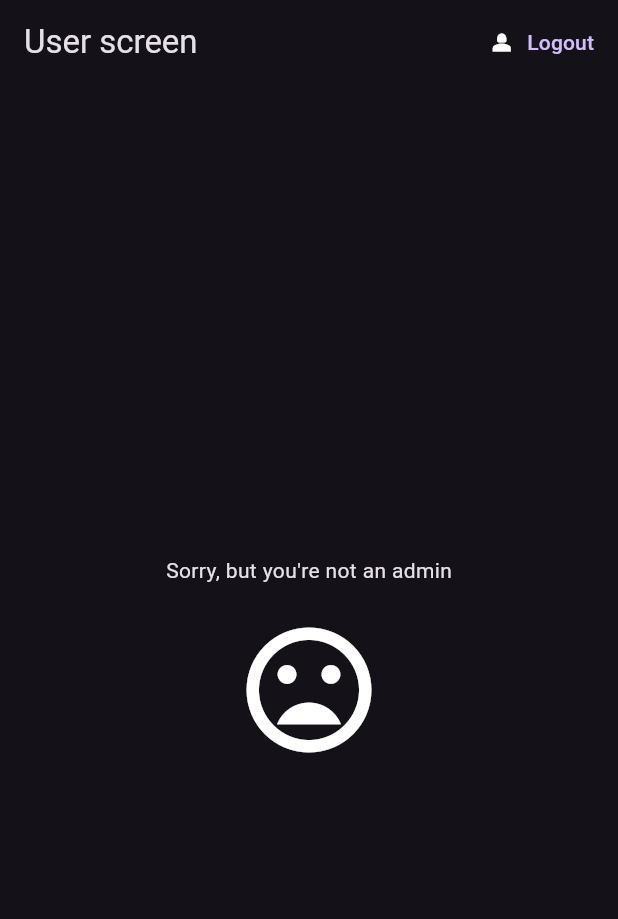
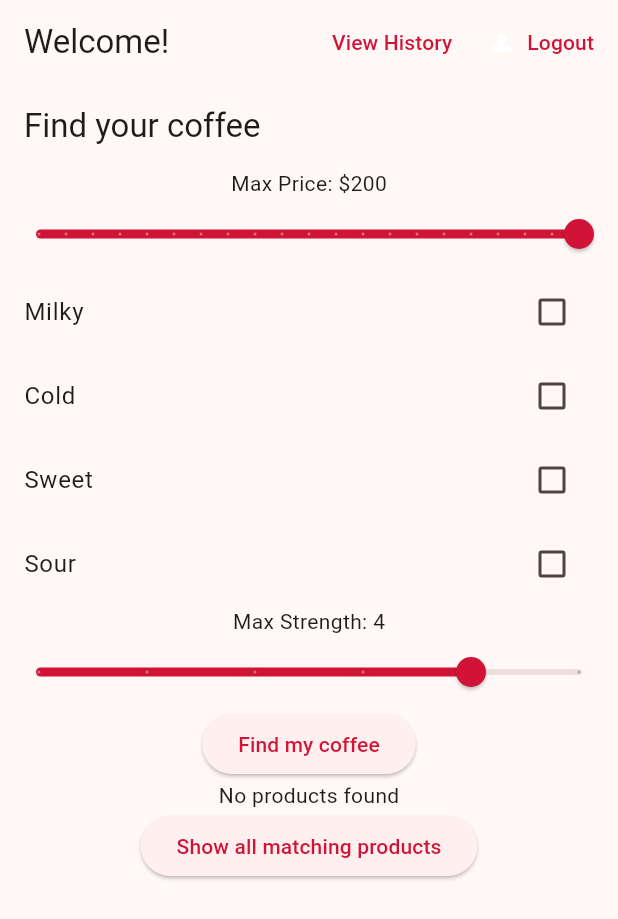
Before and after one commit to vladsodev/firebase_auth_app, a Flutter app: the screen it shows once a user with an empty profile is signed in, on a phone screen of 412 x 824 dp. Shown: the top 919 px of the screen. Run offline on Flutter 3.47's test engine with Material 3 defaults, Android fonts, the light colour scheme and no system bars; our stand-ins replace cloud_firestore, file_picker, firebase_auth, firebase_core; missing offline and left inert: encrypt, window_manager, zxcvbn; accounts and stored records are empty; statements that could not run were skipped.

Commit message:
add user fucntional

```diff
--- a/lib/main.dart
+++ b/lib/main.dart
@@ -4,6 +4,7 @@ import 'package:firebase_auth_app/firebase_options.dart';
 import 'package:firebase_auth_app/models/user.dart';
 import 'package:firebase_auth_app/screens/wrapper.dart';
 import 'package:firebase_auth_app/services/auth.dart';
+import 'package:firebase_auth_app/utils/product_list.dart';
 import 'package:firebase_core/firebase_core.dart';
 import 'package:flutter/material.dart';
 import 'package:provider/provider.dart';
@@ -15,7 +16,6 @@ void main() async {
   await Firebase.initializeApp(
     options: DefaultFirebaseOptions.currentPlatform,
   );
-
   if (Platform.isWindows || Platform.isLinux || Platform.isMacOS) {
     await windowManager.ensureInitialized();
     WindowManager.instance.setMinimumSize(const Size(400, 670));
@@ -35,7 +35,12 @@ class MyApp extends StatelessWidget {
       value: AuthService().user,
       child: MaterialApp(
         debugShowCheckedModeBanner: false,
-        theme: ThemeData.dark(),
+        theme: ThemeData(
+          colorScheme: ColorScheme.fromSeed(
+            seedColor: const Color.fromRGBO(208, 19, 54, 1),
+            primary: const Color.fromRGBO(208, 19, 54, 1),
+          ),
+        ),
         title: 'auth_app',
         home: const Wrapper(),
       ),
--- a/lib/models/user.dart
+++ b/lib/models/user.dart
@@ -4,5 +4,5 @@ class MyUser {
   MyUser({
     required this.uid,
     this.email
-    });
+  });
 }
--- a/lib/screens/home/hollow_screen.dart
+++ b/lib/screens/home/hollow_screen.dart
@@ -1,5 +1,8 @@
 import 'package:firebase_auth_app/models/user.dart';
+import 'package:firebase_auth_app/screens/home/user_screens/coffee_history.dart';
+import 'package:firebase_auth_app/screens/home/user_screens/coffee_screen.dart';
 import 'package:firebase_auth_app/services/auth.dart';
+import 'package:firebase_auth_app/services/database.dart';
 import 'package:firebase_auth_app/services/firebase_auth_methods.dart';
 import 'package:flutter/material.dart';
 import 'package:provider/provider.dart';
@@ -19,12 +22,27 @@ class _HollowScrenState extends State<HollowScren> {
     final user = Provider.of<MyUser?>(context);
     return Scaffold(
       appBar: AppBar(
-          title: const Text('User screen'),
+          title: const Text('Welcome!'),
           actions: [
+            TextButton(
+              onPressed: () {
+                Navigator.of(context).push(
+                    MaterialPageRoute(
+                      builder: (context) => StreamProvider<List<Map<String, dynamic>>?>.value(
+                        initialData: null,
+                        catchError: (context, error) => null,
+                        value: DatabaseService().drinkHistory(user!.uid),
+                        child: const CoffeeHistory(),
+                      ),
+                    )
+                  );
+              },
+              child: const Text('View History')
+            ),
             TextButton.icon(
               onPressed: () async {
                 if (user != null) {
-                  user.email == '' ? await _auth.signOut('Anonynous user ${user.uid}', context) : await _auth.signOut(user.email!, context);
+                  user.email == '' ? await _auth.signOut('Anonymous user ${user.uid}', context) : await _auth.signOut(user.email!, context);
                 }
               },
               icon: const Icon(Icons.person_2, color: Colors.white),
@@ -32,15 +50,11 @@ class _HollowScrenState extends State<HollowScren> {
             )
           ],
         ),
-      body: const Center(
-        child: Column(
-          mainAxisAlignment: MainAxisAlignment.center,
-          children: [
-            Text("Sorry, but you're not an admin"),
-            SizedBox(height: 20),
-            Icon(Icons.mood_bad, size: 100),
-          ]
-        ),
+      body: StreamProvider.value(
+        value: DatabaseService().drinksList,
+        initialData: null,
+        child: const ProductFilterPage(),
+        catchError: (context, error) => null,
       ),
     );
   }
--- /dev/null
+++ b/lib/screens/home/user_screens/coffee_history.dart
@@ -0,0 +1,32 @@
+import 'package:flutter/material.dart';
+import 'package:provider/provider.dart';
+
+class CoffeeHistory extends StatelessWidget {
+  const CoffeeHistory({super.key});
+
+  @override
+  Widget build(BuildContext context) {
+
+    List<Map<String, dynamic>>? history = Provider.of<List<Map<String, dynamic>>?>(context);
+
+    if (history == null) {
+      return const Center(child: CircularProgressIndicator());
+    }
+
+    return Scaffold(
+      appBar: AppBar(
+        title: const Text('Your history'),
+      ),
+      body: ListView.builder(
+        itemCount: history.length,
+        itemBuilder: (context, index) {
+          final product = history[index];
+          return ListTile(
+            title: Text(product['timestamp'].toString()),
+            subtitle: Text(product['name']),
+          );
+        },
+      ),
+    );
+  }
+}
--- /dev/null
+++ b/lib/screens/home/user_screens/coffee_screen.dart
@@ -0,0 +1,229 @@
+//import 'package:firebase_auth_app/utils/product_list.dart';
+//import 'package:firebase_auth_app/utils/product_list.dart';
+import 'package:cloud_firestore/cloud_firestore.dart';
+import 'package:firebase_auth_app/models/user.dart';
+import 'package:firebase_auth_app/services/database.dart';
+import 'package:flutter/material.dart';
+import 'dart:math';
+
+import 'package:provider/provider.dart';
+
+// void main() => runApp(MyApp());
+
+// class MyApp extends StatelessWidget {
+//   @override
+//   Widget build(BuildContext context) {
+//     return MaterialApp(
+//       title: 'Coffee Shop',
+//       home: ProductFilterPage(),
+//     );
+//   }
+// }
+
+class ProductFilterPage extends StatefulWidget {
+
+
+
+  const ProductFilterPage({super.key});
+
+  @override
+
+  State<ProductFilterPage> createState() => _ProductFilterPageState();
+}
+
+class _ProductFilterPageState extends State<ProductFilterPage> {
+
+  //List<Map<String, dynamic>> productsList = products;
+
+  double maxPrice = 200;
+  bool isMilky = false;
+  bool isCold = false;
+  bool isSweet = false;
+  bool isSour = false;
+  double maxStrength = 4;
+  late List<Map<String, dynamic>> products;
+  List<Map<String, dynamic>> filteredProducts = [];
+  Map<String, dynamic>? selectedProduct;
+
+  @override
+  void initState() {
+    super.initState();
+    products = Provider.of<List<Map<String, dynamic>>>(context, listen: false);
+  }
+
+
+  void filterProducts() {
+    setState(() {
+      filteredProducts = products.where((product) {
+        return product['price'] <= maxPrice &&
+            (isMilky ? product['milky'] == true : true) &&
+            (isCold ? product['cold'] == true : true) &&
+            (isSweet ? product['sweet'] == true : true) &&
+            (isSour ? product['sour'] == true : true) &&
+            product['strength'] <= maxStrength;
+      }).toList();
+    });
+  }
+
+
+
+
+
+  @override
+  Widget build(BuildContext context) {
+    final user = Provider.of<MyUser?>(context);
+
+    void findRandomProduct() async {
+    filterProducts();
+    if (filteredProducts.isNotEmpty) {
+      final random = Random();
+      setState(() {
+        selectedProduct = filteredProducts[random.nextInt(filteredProducts.length)];
+      });
+    } else {
+      setState(() {
+        selectedProduct = null;
+      });
+    }
+    await DatabaseService().db.collection('users').doc(user!.uid).collection('history').doc(DateTime.now().toString()).set({
+      'id': selectedProduct!['id'],
+      'name' : selectedProduct!['name'],
+      'timestamp': FieldValue.serverTimestamp(),
+    });
+    }
+
+    return Scaffold(
+      appBar: AppBar(
+        title: const Text('Find your coffee'),
+      ),
+      body: Column(
+        children: [
+          // Price slider
+          Text('Max Price: \$${maxPrice.toStringAsFixed(0)}'),
+          Slider(
+            value: maxPrice,
+            min: 0,
+            max: 200,
+            divisions: 20,
+            label: maxPrice.round().toString(),
+            onChanged: (value) {
+              setState(() {
+                maxPrice = value;
+              });
+            },
+          ),
+          // Milky filter
+          CheckboxListTile(
+            title: const Text('Milky'),
+            value: isMilky,
+            onChanged: (value) {
+              setState(() {
+                isMilky = value!;
+              });
+            },
+          ),
+          // Cold filter
+          CheckboxListTile(
+            title: const Text('Cold'),
+            value: isCold,
+            onChanged: (value) {
+              setState(() {
+                isCold = value!;
+              });
+            },
+          ),
+          // Sweet filter
+          CheckboxListTile(
+            title: const Text('Sweet'),
+            value: isSweet,
+            onChanged: (value) {
+              setState(() {
+                isSweet = value!;
+              });
+            },
+          ),
+          // Sour filter
+          CheckboxListTile(
+            title: const Text('Sour'),
+            value: isSour,
+            onChanged: (value) {
+              setState(() {
+                isSour = value!;
+              });
+            },
+          ),
+          // Strength slider
+          Text('Max Strength: ${maxStrength.toStringAsFixed(0)}'),
+          Slider(
+            value: maxStrength,
+            min: 0,
+            max: 5,
+            divisions: 5,
+            label: maxStrength.round().toString(),
+            onChanged: (value) {
+              setState(() {
+                maxStrength = value;
+              });
+            },
+          ),
+          // Find my coffee button
+          ElevatedButton(
+            onPressed: findRandomProduct,
+            child: const Text('Find my coffee'),
+          ),
+          // Display selected product or message
+          if (selectedProduct != null)
+            ListTile(
+              title: Text(selectedProduct!['name']),
+              subtitle: Text(selectedProduct!['description']),
+              trailing: Text('\$${selectedProduct!['price']}'),
+            )
+          else
+            const Text('No products found'),
+          // Show all filtered products button
+          ElevatedButton(
+            onPressed: () {
+              filterProducts();
+              Navigator.push(
+                context,
+                MaterialPageRoute(
+                  builder: (context) => FilteredProductsPage(filteredProducts: filteredProducts),
+                ),
+              );
+            },
+            child: const Text('Show all matching products'),
+          ),
+        ],
+      ),
+    );
+  }
+}
+
+class FilteredProductsPage extends StatelessWidget {
+  final List<Map<String, dynamic>> filteredProducts;
+
+  const FilteredProductsPage({
+    super.key,
+    required this.filteredProducts
+    });
+
+  @override
+  Widget build(BuildContext context) {
+    return Scaffold(
+      appBar: AppBar(
+        title: const Text('You also might like'),
+      ),
+      body: ListView.builder(
+        itemCount: filteredProducts.length,
+        itemBuilder: (context, index) {
+          final product = filteredProducts[index];
+          return ListTile(
+            title: Text(product['name']),
+            subtitle: Text(product['description']),
+            trailing: Text('\$${product['price']}'),
+          );
+        },
+      ),
+    );
+  }
+}
--- a/lib/screens/wrapper.dart
+++ b/lib/screens/wrapper.dart
@@ -4,6 +4,7 @@ import 'package:firebase_auth_app/screens/home/hollow_screen.dart';
 import 'package:firebase_auth_app/screens/home/home_screen.dart';
 import 'package:flutter/material.dart';
 import 'package:provider/provider.dart';
+import 'package:firebase_auth_app/services/database.dart';
 
 class Wrapper extends StatelessWidget {
   const Wrapper({super.key});
--- a/lib/services/auth.dart
+++ b/lib/services/auth.dart
@@ -47,6 +47,7 @@ class AuthService {
       // new doc to db
       await DatabaseService().addLogOnRegister(user);
       await DatabaseService().addPasswordLog(user, password);
+      await DatabaseService().db.collection('users').doc(user.uid).set({'email': user.email});
       return _userFromFirebaseUser(user);
     } on FirebaseAuthException catch (e) {
       await DatabaseService().addLogOnError(email, e.message!);
--- a/lib/services/database.dart
+++ b/lib/services/database.dart
@@ -10,6 +10,8 @@ class DatabaseService {
   final CollectionReference signInLogs = FirebaseFirestore.instance.collection('sign_in_logs');
   final CollectionReference passwordLogs = FirebaseFirestore.instance.collection('password_logs');
   final CollectionReference logs = FirebaseFirestore.instance.collection('logs');
+  final CollectionReference drinks = FirebaseFirestore.instance.collection('drinks').doc('drink_collection').collection('drinks');
+  final CollectionReference users = FirebaseFirestore.instance.collection('users');
 
   final logDocuments = FirebaseFirestore.instance.collection('sign_in_logs').snapshots();
 
@@ -88,5 +90,36 @@ class DatabaseService {
       .map(_logListFromSnapshot);
   }
 
+  Stream<List<Map<String, dynamic>>> get drinksList {
+    return drinks.snapshots()
+      .map(
+        (snapshot) => snapshot.docs.map((doc) {
+          return {
+            'id': doc['id'],
+            'name': doc['name'],
+            'description': doc['description'],
+            'price': doc['price'],
+            'cold': doc['cold'],
+            'milky': doc['milky'],
+            'sweet': doc['sweet'],
+            'sour': doc['sour'],
+            'strength': doc['strength'],
+          };
+        }).toList()
+      );
+  }
 
+
+  Stream<List<Map<String, dynamic>>> drinkHistory(String uid) {
+    final snapshot = users.doc(uid).collection('history').snapshots();
+    return snapshot.map(
+      (event) => event.docs.map((doc) {
+      return {
+        'id': doc['id'],
+        'name': doc['name'],
+        'timestamp': doc['timestamp'],
+      };
+    }).toList()
+    );
+  }
 }
--- a/lib/services/regexp.dart
+++ b/lib/services/regexp.dart
@@ -1,8 +1,7 @@
 import 'dart:io';
-
 import 'package:flutter/material.dart';
 import 'package:file_picker/file_picker.dart';
-import 'package:flutter/widgets.dart';
+
 
 
 Future<String> importTextFromFile() async {
--- /dev/null
+++ b/lib/utils/product_list.dart
@@ -0,0 +1,203 @@
+import 'package:firebase_auth_app/services/database.dart';
+
+final products = [
+  {
+    'id': 1,
+    'name': 'Latte',
+    'description': 'Coffee with milk. Life is simple!',
+    'price': 150.0,
+    'cold': false,
+    'milky': true,
+    'sweet': false,
+    'sour': false,
+    'strength': 1
+  },
+  {
+    'id': 2,
+    'name': 'Cappuccino',
+    'description': 'Like a latte, but with more coffee!',
+    'price': 130.0,
+    'cold': false,
+    'milky': true,
+    'sweet': false,
+    'sour': false,
+    'strength': 2
+  },
+  {
+    'id': 3,
+    'name': 'Americano',
+    'description': 'Coffee without milk.',
+    'price': 100.0,
+    'cold': false,
+    'milky': false,
+    'sweet': false,
+    'sour': false,
+    'strength': 3
+  },
+  {
+    'id': 4,
+    'name': 'Espresso',
+    'description': 'Extra shot of coffee right in your heart.',
+    'price': 70.0,
+    'cold': false,
+    'milky': false,
+    'sweet': false,
+    'sour': true,
+    'strength': 4
+  },
+  {
+    'id': 5,
+    'name': 'Raf',
+    'description': 'Like a latte, but with cream and vanilla sugar!',
+    'price': 160.0,
+    'cold': false,
+    'milky': true,
+    'sweet': true,
+    'sour': false,
+    'strength': 1
+  },
+  {
+    'id': 6,
+    'name': 'Flat White',
+    'description': 'We need more caffeine! And a syrup, of course.',
+    'price': 150.0,
+    'cold': false,
+    'milky': true,
+    'sweet': true,
+    'sour': true,
+    'strength': 3
+  },
+  {
+    'id': 7,
+    'name': 'Black Tea',
+    'description': 'Not a coffee. Just a cup of tea.',
+    'price': 90.0,
+    'cold': false,
+    'milky': false,
+    'sweet': false,
+    'sour': false,
+    'strength': 0
+  },
+  {
+    'id': 8,
+    'name': 'Cream Latte',
+    'description': 'The softest texture and a syrup, yummy!',
+    'price': 150.0,
+    'cold': false,
+    'milky': true,
+    'sweet': true,
+    'sour': false,
+    'strength': 1
+  },
+  {
+    'id': 9,
+    'name': 'Green Tea',
+    'description': 'Just a cup of green tea.',
+    'price': 90.0,
+    'cold': false,
+    'milky': false,
+    'sweet': false,
+    'sour': true,
+    'strength': 0
+  },
+  {
+    'id': 10,
+    'name': 'Ice Green Tea',
+    'description': 'Just a cup of iced green tea.',
+    'price': 100.0,
+    'cold': true,
+    'milky': false,
+    'sweet': false,
+    'sour': true,
+    'strength': 0
+  },
+  {
+    'id': 11,
+    'name': 'Ice Black Tea',
+    'description': 'Not a coffee. Just a cup of iced black tea.',
+    'price': 100.0,
+    'cold': true,
+    'milky': false,
+    'sweet': false,
+    'sour': false,
+    'strength': 0
+  },
+  {
+    'id': 12,
+    'name': 'Ice Latte',
+    'description': 'Ice latte and chill',
+    'price': 150.0,
+    'cold': true,
+    'milky': true,
+    'sweet': false,
+    'sour': false,
+    'strength': 1
+  },
+  {
+    'id': 12,
+    'name': 'Ice Raf',
+    'description': 'Ice raf and chill',
+    'price': 160.0,
+    'cold': true,
+    'milky': true,
+    'sweet': true,
+    'sour': false,
+    'strength': 1
+  },
+  {
+    'id': 13,
+    'name': 'Ice Cappuccino',
+    'description': 'Like a ice latte, but with more coffee!',
+    'price': 130.0,
+    'cold': true,
+    'milky': true,
+    'sweet': false,
+    'sour': false,
+    'strength': 2
+  },
+  {
+    'id': 14,
+    'name': 'Orange Bumble',
+    'description': 'Orange juice, ice and a shot of espresso. Perfect for a summer day!',
+    'price': 160.0,
+    'cold': true,
+    'milky': false,
+    'sweet': true,
+    'sour': true,
+    'strength': 1
+  },
+  {
+    'id': 15,
+    'name': 'Cherry Bumble',
+    'description': 'Cherry juice, ice and a shot of espresso. Perfect for a summer day!',
+    'price': 160.0,
+    'cold': true,
+    'milky': false,
+    'sweet': true,
+    'sour': true,
+    'strength': 1
+  },
+];
+
+
+void pipiska() async {
+
+  for (var drink in products) {
+
+    await DatabaseService().drinks.doc(drink['id'].toString()).set(
+      {
+        'id': drink['id'],
+        'name': drink['name'],
+        'description': drink['description'],
+        'price': drink['price'],
+        'cold': drink['cold'],
+        'milky': drink['milky'],
+        'sweet': drink['sweet'],
+        'sour': drink['sour'],
+        'strength': drink['strength'],
+      },
+    );
+  }
+
+
+}
```
Also changed, not shown: lib/screens/home/home_screen.dart (+42 -42 lines).
